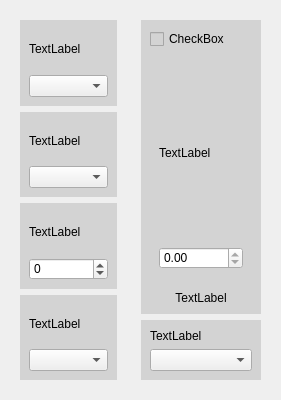
First picture: the form in View/frontend/UI/lockin_tab_options.ui, repository FranciscoGauna/Microscopy-Program, before the edit.
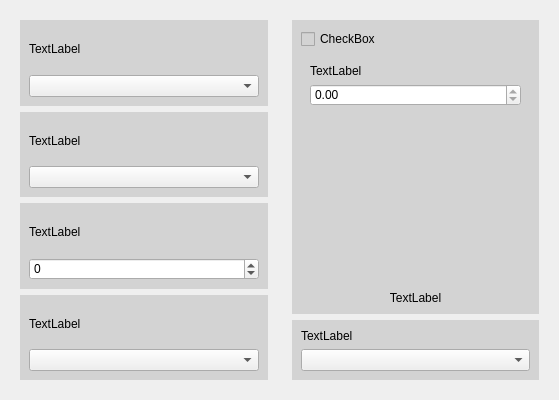
Second picture: the form after the edit. The open tabs and pages were chosen to show the change.

Commit message: Cambios a driver y lockin

```diff
--- a/View/frontend/UI/lockin_tab_options.ui
+++ b/View/frontend/UI/lockin_tab_options.ui
@@ -6,7 +6,7 @@
    <rect>
     <x>0</x>
     <y>0</y>
-    <width>281</width>
+    <width>559</width>
     <height>400</height>
    </rect>
   </property>
@@ -213,6 +213,9 @@
                  <property name="readOnly">
                   <bool>true</bool>
                  </property>
+                 <property name="maximum">
+                  <double>1000000.000000000000000</double>
+                 </property>
                 </widget>
                </item>
                <item>
@@ -220,6 +223,12 @@
                  <property name="orientation">
                   <enum>Qt::Vertical</enum>
                  </property>
+                 <property name="sizeHint" stdset="0">
+                  <size>
+                   <width>0</width>
+                   <height>0</height>
+                  </size>
+                 </property>
                 </spacer>
                </item>
               </layout>
```
Left out of the diff: 2 changed lines with no effect on the pictures. The commit also changes 17 other files.
